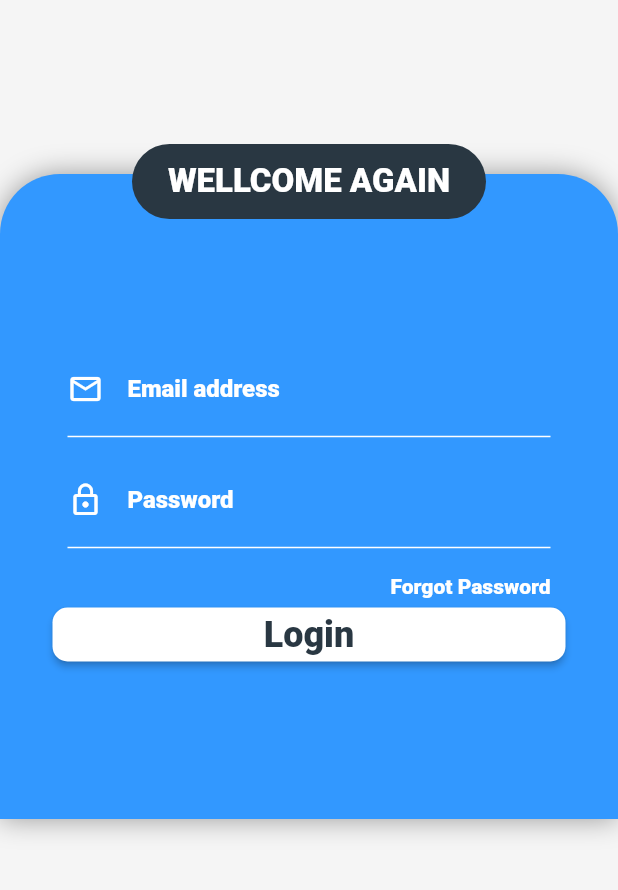
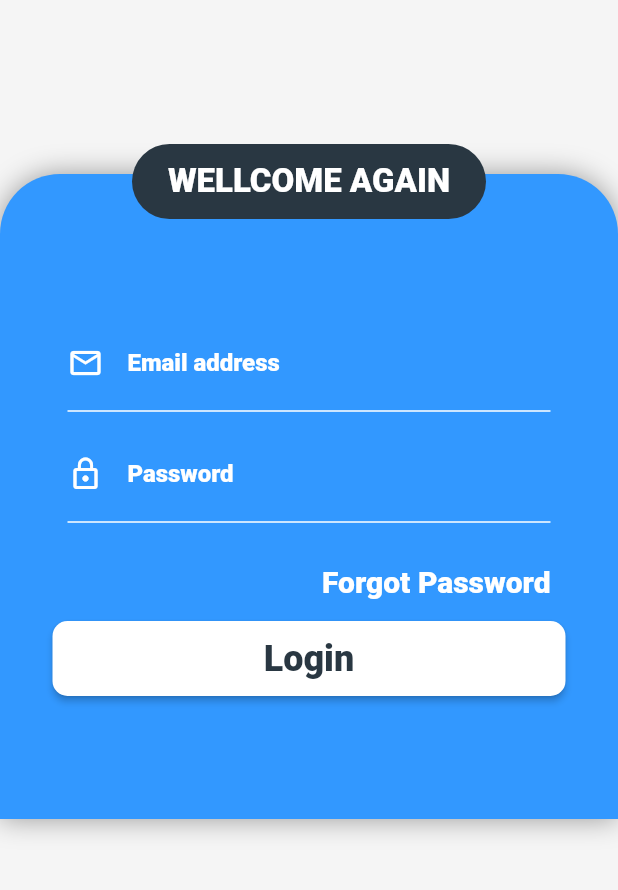
Before and after one commit to sebasbeleno/IG-Skills, a Flutter app: the screen it shows after launch, on a phone screen of 412 x 824 dp, the part 306-1196 px from its top. Run offline on Flutter 3.47's test engine with Material 2 defaults, Android fonts, the phone set to English and light mode, and no system bars; statements that could not run were skipped.

Commit message:
Mejoras UI según socializacion

```diff
--- a/lib/src/pages/login_page.dart
+++ b/lib/src/pages/login_page.dart
@@ -172,17 +172,25 @@ class _LoginPage extends State<LoginPage> {
                     mainAxisAlignment: MainAxisAlignment.end,
                     children: <Widget>[
                       Container(
+                        margin: EdgeInsets.only(
+                          top: 10.0,
+                          bottom: 15.0
+                        ),
                           padding: EdgeInsets.only(right: 20.0),
                           child: Text(
                             "Forgot Password",
                             style: TextStyle(
-                                color: Colors.white, fontFamily: "Roboto"),
+                                fontSize: 20.0,
+                                color: Colors.white,
+                                fontFamily: "Roboto"),
                           ))
                     ],
                   ),
                   Container(
+                    height: 50.0,
                     margin: EdgeInsets.only(left: 10, right: 10),
                     child: RaisedButton(
+
                       color: Color.fromARGB(255, 255, 255, 255),
                       onPressed: _validateInputs,
                       shape: RoundedRectangleBorder(
```
